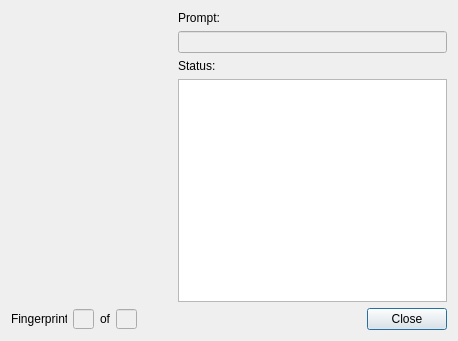
fashtop3/QT-biometrics-main, file fedialog.ui: the form before one commit.
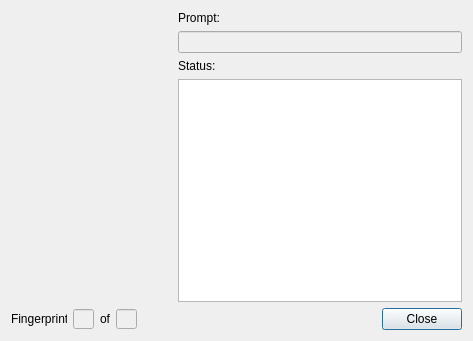
The form after the commit.

```diff
--- a/fedialog.ui
+++ b/fedialog.ui
@@ -6,7 +6,7 @@
    <rect>
     <x>0</x>
     <y>0</y>
-    <width>458</width>
+    <width>473</width>
     <height>341</height>
    </rect>
   </property>
```
Left out of the diff: 8 changed lines with no effect on the pictures.
